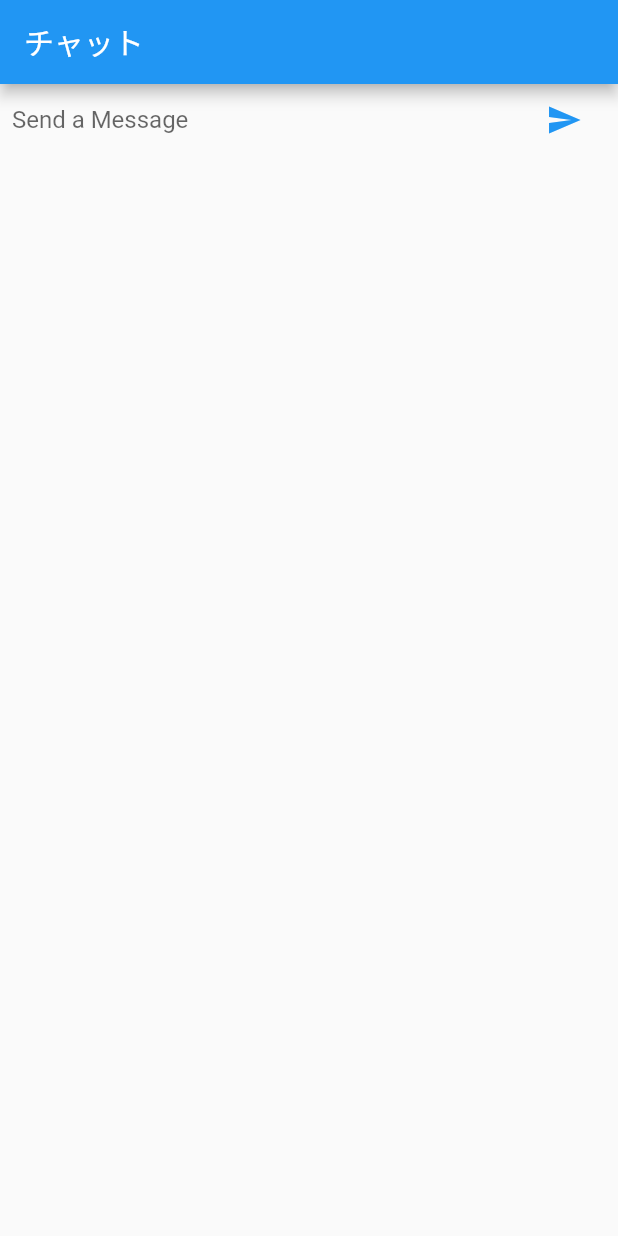
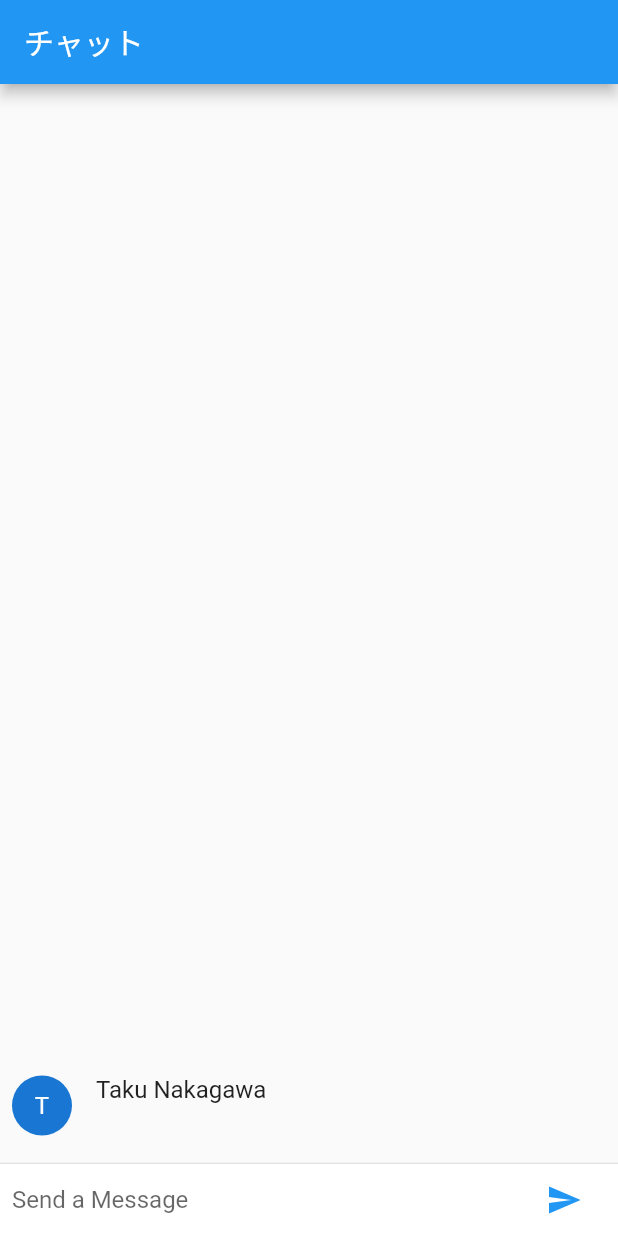
Before and after one commit to Rtaaaaabo/flutter_friendlychat, a Flutter app: the screen it shows after launch, after a tap on the "send" icon, on a phone screen of 412 x 824 dp. Run offline on Flutter 3.47's test engine with Material 2 defaults, Android fonts, the phone set to English and light mode, and no system bars.

Commit message:
打ったMessageを表示できるようにした

```diff
--- a/lib/main.dart
+++ b/lib/main.dart
@@ -20,13 +20,31 @@ class ChatScreen extends StatefulWidget {
 }
 
 class ChatScreenState extends State<ChatScreen> {
+  final List<ChatMessage> _message = <ChatMessage>[];
   final TextEditingController _textEditingController =
       new TextEditingController();
+
   @override
   Widget build(BuildContext context) {
     return new Scaffold(
       appBar: new AppBar(title: new Text("チャット")),
-      body: _buildTextComposer(),
+      body: new Column(
+        children: <Widget>[
+          new Flexible(
+            child: new ListView.builder(
+              padding: new EdgeInsets.all(8.0),
+              reverse: true,
+              itemBuilder: (_, int index) => _message[index],
+              itemCount: _message.length,
+            ),
+          ),
+          new Divider(height: 1.0),
+          new Container(
+            decoration: new BoxDecoration(color: Theme.of(context).cardColor),
+            child: _buildTextComposer(),
+          )
+        ],
+      ),
     );
   }
 
@@ -60,6 +78,12 @@ class ChatScreenState extends State<ChatScreen> {
 
   void _handleSubmitted(String text) {
     _textEditingController.clear();
+    ChatMessage message = new ChatMessage(
+      text: text,
+    );
+    setState(() {
+      _message.insert(0, message);
+    });
   }
 }
 
```
